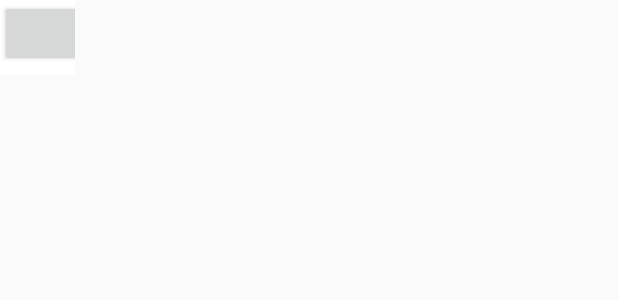
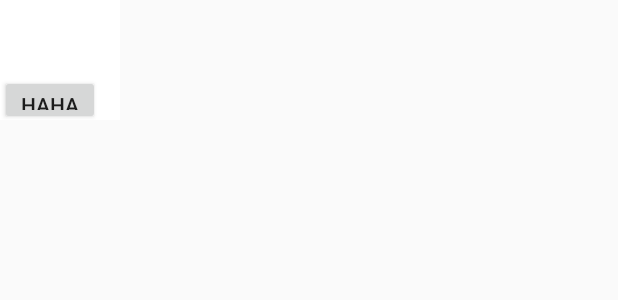
Before and after one commit to mzc6838/QRScanner, an Android app: the layout service_color_picker.xml on its own in the app's theme, with its tools: preview values and no code run, on a phone screen of 412 x 824 dp. Shown: the top 300 px of the screen. Run offline under Robolectric (Android 15) with nearby library versions, the phone set to English and light mode, and no system bars.

Commit message:
2019.8.9 取色器

```diff
--- a/app/src/main/AndroidManifest.xml
+++ b/app/src/main/AndroidManifest.xml
@@ -40,8 +40,9 @@
             android:parentActivityName=".MainActivity" />
         <activity android:name=".CreateQRCodeActivity"
             android:parentActivityName=".MainActivity"/>
-        <service android:name=".ColorPickService"
-            android:enabled="true" />
+        <service android:name=".ColorPickService">
+
+        </service>
     </application>
 
 </manifest>
--- a/app/src/main/res/layout/service_color_picker.xml
+++ b/app/src/main/res/layout/service_color_picker.xml
@@ -1,14 +1,20 @@
 <?xml version="1.0" encoding="utf-8"?>
 <LinearLayout
     xmlns:android="http://schemas.android.com/apk/res/android"
-    android:layout_width="50dp"
-    android:layout_height="50dp"
-    android:orientation="horizontal"
+    android:layout_width="80dp"
+    android:layout_height="80dp"
+    android:orientation="vertical"
     android:background="#FFF">
 
+    <ImageView
+        android:layout_width="50dp"
+        android:layout_height="50dp"
+        android:id="@+id/serviceImage"/>
+
     <Button
-        android:layout_width="50pt"
-        android:layout_height="20pt"
-        android:id="@+id/qwe" />
+        android:layout_width="30pt"
+        android:layout_height="15pt"
+        android:text="hahah"
+        android:id="@+id/reTake"/>
 
 </LinearLayout>
```
Also changed, not shown: app/src/main/java/xyz/mzc6838/qrscanner/ColorPickService.java (+92 -11 lines), app/src/main/java/xyz/mzc6838/qrscanner/MainActivity.java (+44 -4 lines).
